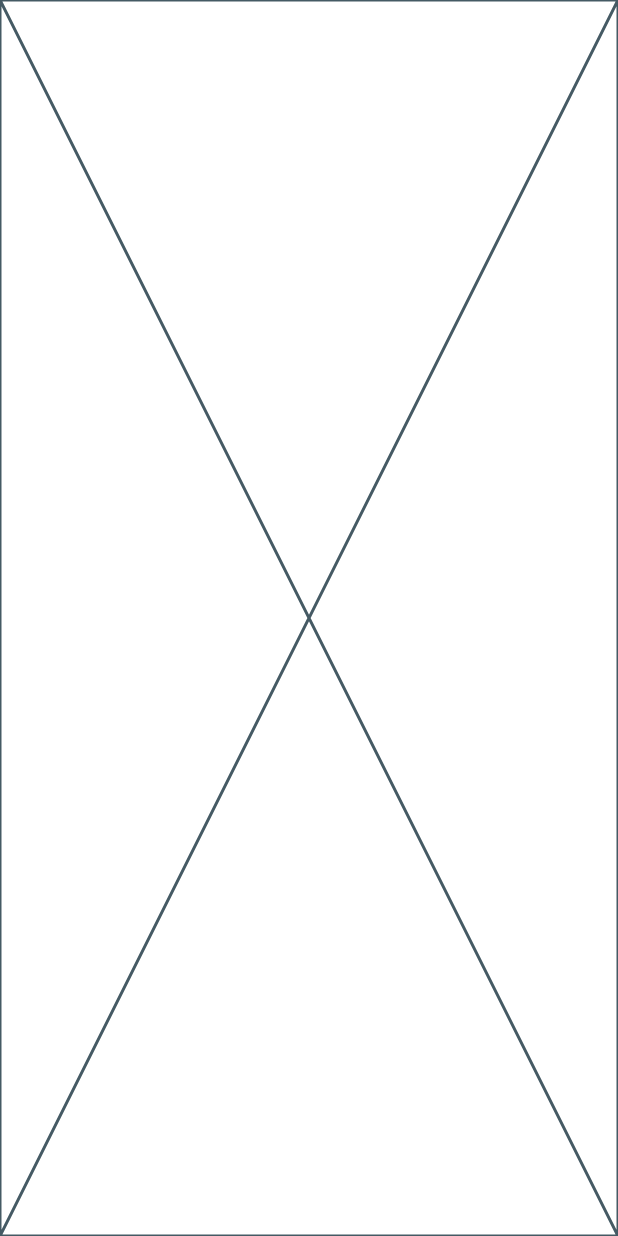
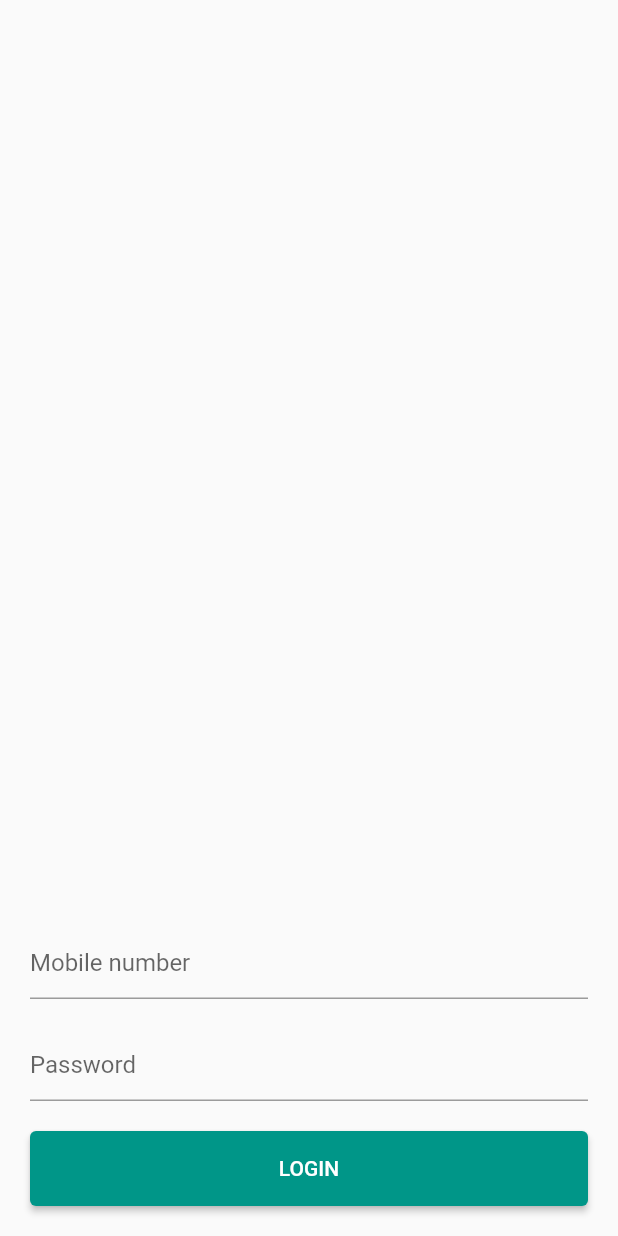
Before and after one commit to kunduarnab/mvvm_flutter, a Flutter app: the screen it shows after launch, after a tap on "API", on a phone screen of 412 x 824 dp. Run offline on Flutter 3.47's test engine with Material 2 defaults, Android fonts, the phone set to English and light mode, and no system bars; network calls fail.

Commit message:
Backup before adding mvvm

```diff
--- /dev/null
+++ b/lib/api_tut/LoginScreen.dart
@@ -0,0 +1,55 @@
+import 'package:flutter/material.dart';
+
+class LoginScreen extends StatefulWidget {
+  const LoginScreen({Key? key}) : super(key: key);
+
+  @override
+  State<LoginScreen> createState() => _LoginScreenState();
+}
+
+class _LoginScreenState extends State<LoginScreen> {
+  var mobileController = TextEditingController();
+  var passwordController = TextEditingController();
+
+  @override
+  Widget build(BuildContext context) {
+    return Scaffold(
+      appBar: AppBar(
+        toolbarHeight: 0,
+        elevation: 0,
+      ),
+      body: Padding(
+        padding: const EdgeInsets.all(20.0),
+        child: Column(
+          children: [
+            Expanded(child: Container()),
+            TextField(
+              controller: mobileController,
+              keyboardType: TextInputType.phone,
+              decoration: const InputDecoration(hintText: "Mobile number"),
+            ),
+            const SizedBox(
+              height: 20,
+            ),
+            TextField(
+              controller: passwordController,
+              obscureText: true,
+              decoration: const InputDecoration(hintText: "Password"),
+            ),
+            const SizedBox(
+              height: 20,
+            ),
+            SizedBox(
+              width: double.infinity,
+              height: 50,
+              child: ElevatedButton(
+                onPressed: () {},
+                child: const Text("LOGIN"),
+              ),
+            )
+          ],
+        ),
+      ),
+    );
+  }
+}
--- a/lib/main.dart
+++ b/lib/main.dart
@@ -1,6 +1,8 @@
 import 'package:flutter/material.dart';
+import 'package:mvvm/api_tut/LoginScreen.dart';
 import 'package:mvvm/api_tut/api_tut_page.dart';
 import 'package:mvvm/api_tut/custom_model_api.dart';
+import 'package:mvvm/api_tut/list_with_image.dart';
 import 'package:mvvm/mvvm_tut/mvvm_tut_page.dart';
 
 void main() {
@@ -46,7 +48,8 @@ class MyHomePage extends StatelessWidget {
                         Navigator.of(context).push(
                           MaterialPageRoute(
                             // builder: (context) => const ApiTutPage(),
-                            builder: (context) => const CustomModelApi(),
+                            // builder: (context) => const CustomModelApi(),
+                            builder: (context) => const LoginScreen(),
                           ),
                         );
                       },
--- a/pubspec.yaml
+++ b/pubspec.yaml
@@ -36,6 +36,7 @@ dependencies:
   cupertino_icons: ^1.0.2
   provider: ^6.0.5
   http: ^0.13.6
+  shared_preferences: ^2.1.1
 
 dev_dependencies:
   flutter_test:
```
Also changed, not shown: lib/api_tut/list_with_image.dart (added, +65 -0 lines), lib/api_tut/model/album.dart (renamed from lib/api_tut/model/Album.dart, +7 -5 lines), pubspec.lock, 2 other files.
